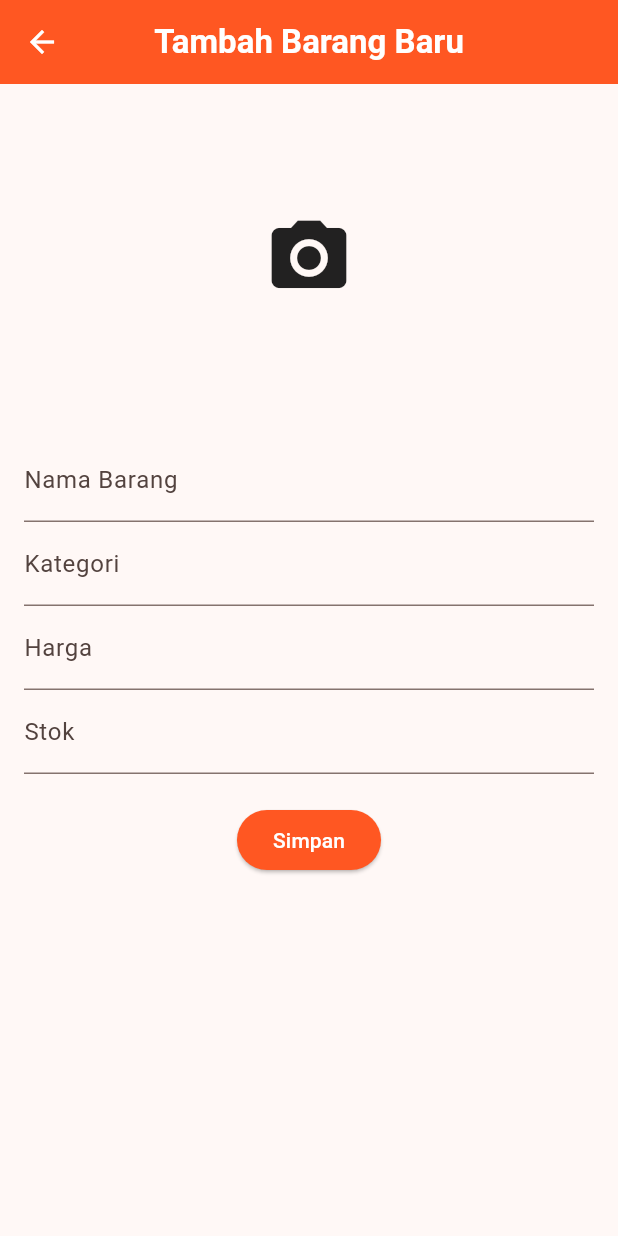
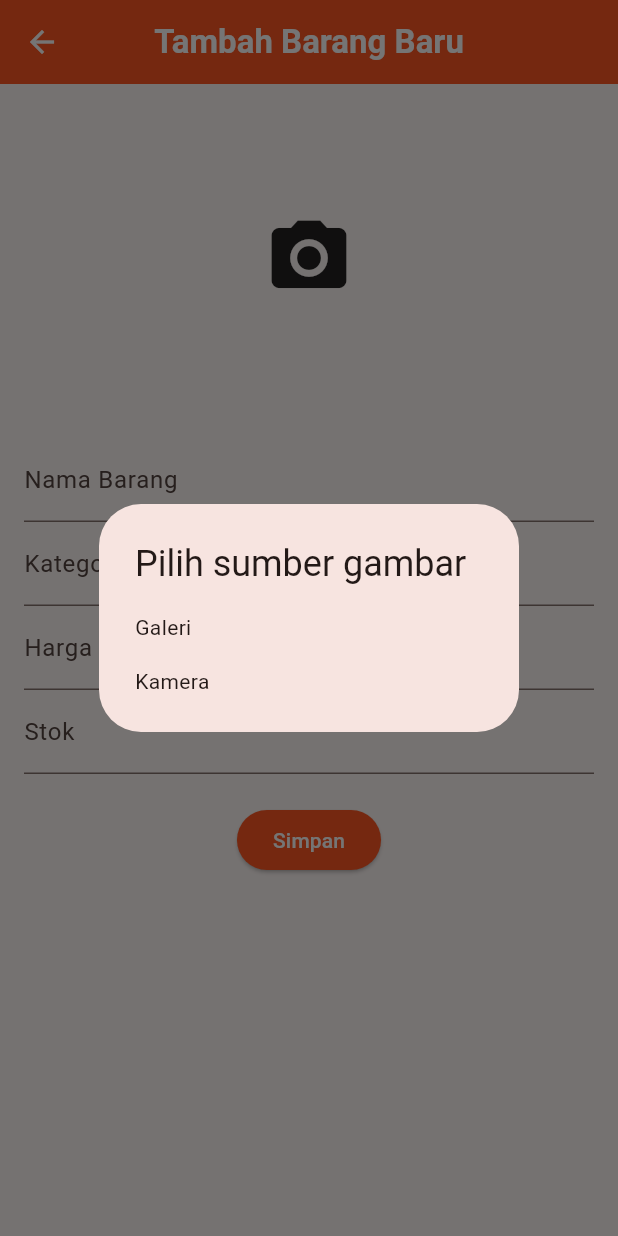
Before and after one commit to hugoharman/Basic-Inventory-Management---Bengkelkoding, a Flutter app: the AddItemPage screen opened directly, after a tap on the "camera alt" icon, on a phone screen of 412 x 824 dp. Run offline on Flutter 3.47's test engine with Material 3 defaults, Android fonts, the phone set to English and light mode, and no system bars; our stand-ins replace image_picker, lottie, sqflite; accounts and stored records are empty.

Commit message:
Update add_item_page.dart
add image from camera

```diff
--- a/lib/page/add_item_page.dart
+++ b/lib/page/add_item_page.dart
@@ -1,9 +1,8 @@
 import 'dart:convert';
 import 'package:flutter/material.dart';
-import 'package:flutter/services.dart'; // Import services for FilteringTextInputFormatter
-import '../../model/database_helper.dart';
+import 'package:flutter/services.dart';
 import 'package:image_picker/image_picker.dart';
-
+import '/model/database_helper.dart';
 import '/model/item.dart';
 
 class AddItemPage extends StatefulWidget {
@@ -32,8 +31,8 @@ class _AddItemPageState extends State<AddItemPage> {
     super.dispose();
   }
 
-  Future<void> _pickImage() async {
-    final pickedFile = await _picker.pickImage(source: ImageSource.gallery);
+  Future<void> _pickImage({ImageSource source = ImageSource.gallery}) async {
+    final pickedFile = await _picker.pickImage(source: source);
     if (pickedFile != null) {
       final imageBytes = await pickedFile.readAsBytes();
       setState(() {
@@ -58,6 +57,38 @@ class _AddItemPageState extends State<AddItemPage> {
     }
   }
 
+  void _showImageSourceDialog() {
+    showDialog(
+      context: context,
+      builder: (BuildContext context) {
+        return AlertDialog(
+          title: const Text("Pilih sumber gambar"),
+          content: SingleChildScrollView(
+            child: ListBody(
+              children: <Widget>[
+                GestureDetector(
+                  child: const Text("Galeri"),
+                  onTap: () {
+                    Navigator.pop(context);
+                    _pickImage(source: ImageSource.gallery);
+                  },
+                ),
+                const Padding(padding: EdgeInsets.all(8.0)),
+                GestureDetector(
+                  child: const Text("Kamera"),
+                  onTap: () {
+                    Navigator.pop(context);
+                    _pickImage(source: ImageSource.camera);
+                  },
+                ),
+              ],
+            ),
+          ),
+        );
+      },
+    );
+  }
+
   @override
   Widget build(BuildContext context) {
     return Scaffold(
@@ -65,9 +96,8 @@ class _AddItemPageState extends State<AddItemPage> {
         backgroundColor: Colors.deepOrange,
         title: const Text('Tambah Barang Baru',
             style: TextStyle(color: Colors.white, fontWeight: FontWeight.bold)),
-        iconTheme:
-        const IconThemeData(color: Colors.white), // Set icon color to white
-        centerTitle: true, // Center the title
+        iconTheme: const IconThemeData(color: Colors.white),
+        centerTitle: true,
         elevation: 0,
       ),
       body: Form(
@@ -78,7 +108,8 @@ class _AddItemPageState extends State<AddItemPage> {
             child: Column(
               children: [
                 GestureDetector(
-                  onTap: _pickImage,
+                  onTap:
+                  _showImageSourceDialog, // Show dialog on image tap
                   child: Container(
                     height: 200,
                     decoration: BoxDecoration(
@@ -126,7 +157,6 @@ class _AddItemPageState extends State<AddItemPage> {
                     if (value == null || value.isEmpty) {
                       return 'Harga tidak boleh kosong';
                     }
-                    // No need for int.tryParse here, inputFormatters ensure only digits
                     return null;
                   },
                 ),
@@ -141,7 +171,6 @@ class _AddItemPageState extends State<AddItemPage> {
                     if (value == null || value.isEmpty) {
                       return 'Stok tidak boleh kosong';
                     }
-                    // No need for int.tryParse here, inputFormatters ensure only digits
                     return null;
                   },
                 ),
@@ -150,7 +179,7 @@ class _AddItemPageState extends State<AddItemPage> {
                   onPressed: _saveItem,
                   style: ElevatedButton.styleFrom(
                     foregroundColor: Colors.white,
-                    backgroundColor: Colors.deepOrange, // Set text color to white
+                    backgroundColor: Colors.deepOrange,
                   ),
                   child: const Text('Simpan'),
                 ),
```
